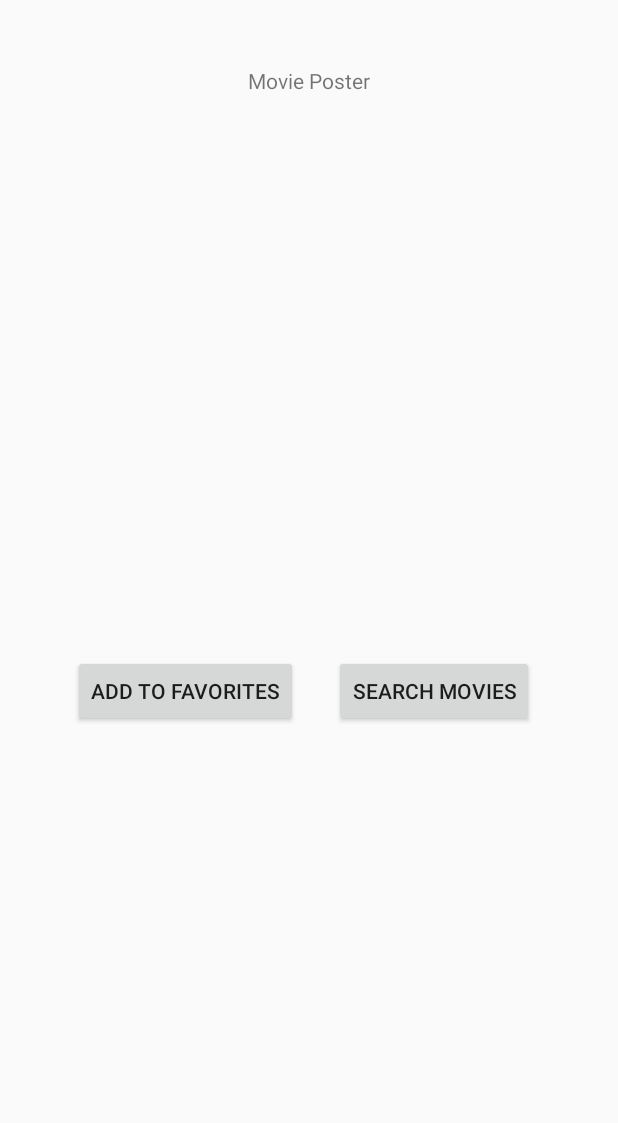
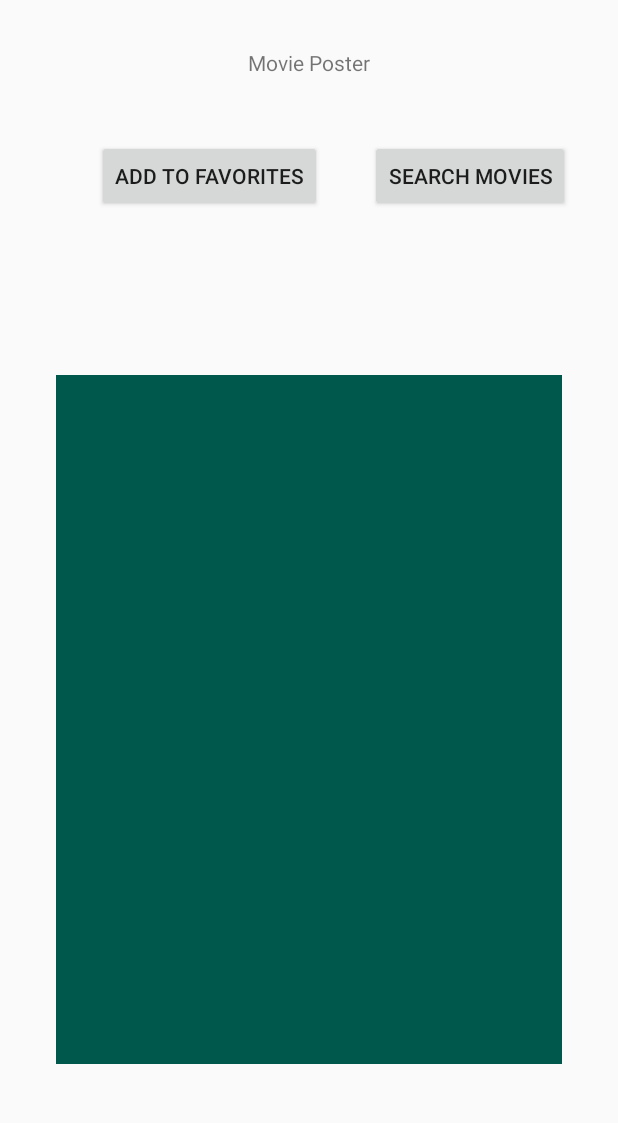
Before and after one commit to martindanielsanchez/Movile_Buffs, an Android app: the layout activity_movie_poster.xml on its own in the app's theme, with its tools: preview values and no code run, on a phone screen of 412 x 824 dp, the part 74-1197 px from its top. Run offline under Robolectric (Android 15) with nearby library versions, the phone set to English and light mode, and no system bars.

Commit message:
MoviePosterActivity now takes url from MovieDetailActivity and fills an ImageView with the selected movie's poster

```diff
--- a/app/build.gradle
+++ b/app/build.gradle
@@ -28,4 +28,5 @@ dependencies {
     androidTestImplementation 'androidx.test.ext:junit:1.1.0'
     androidTestImplementation 'androidx.test.espresso:espresso-core:3.1.1'
     implementation 'com.android.volley:volley:1.1.1'
+    implementation 'com.squareup.picasso:picasso:2.71828'
 }
--- a/app/src/main/java/com/example/movilebuffs/MoviePosterActivity.java
+++ b/app/src/main/java/com/example/movilebuffs/MoviePosterActivity.java
@@ -3,8 +3,17 @@ package com.example.movilebuffs;
 import androidx.appcompat.app.AppCompatActivity;
 
 import android.content.Intent;
+import android.graphics.Bitmap;
+import android.graphics.BitmapFactory;
 import android.os.Bundle;
 import android.view.View;
+import android.widget.ImageView;
+import android.widget.Toast;
+import com.squareup.picasso.Picasso;
+
+import java.io.IOException;
+import java.net.MalformedURLException;
+import java.net.URL;
 
 public class MoviePosterActivity extends AppCompatActivity {
 
@@ -12,6 +21,28 @@ public class MoviePosterActivity extends AppCompatActivity {
     protected void onCreate(Bundle savedInstanceState) {
         super.onCreate(savedInstanceState);
         setContentView(R.layout.activity_movie_poster);
+        Intent intent = getIntent();
+
+        ImageView imageView = (ImageView) findViewById(R.id.imageView);
+        String posterLink = intent.getStringExtra(MainActivity.EXTRA_MESSAGE); //get poster link
+
+        /*
+        URL url = null;
+        try {
+            url = new URL(posterLink);
+        } catch (MalformedURLException e) {
+            e.printStackTrace();
+        }
+        Bitmap bmp = null;
+        try {
+            bmp = BitmapFactory.decodeStream(url.openConnection().getInputStream());
+            imageView.setImageBitmap(bmp);
+        } catch (IOException e) {
+            e.printStackTrace();
+        }
+*/
+        Picasso.get().load(posterLink).into(imageView);
+        Toast.makeText(MoviePosterActivity.this, "Link: " + posterLink, Toast.LENGTH_LONG).show();
     }
 
     /**
@@ -20,6 +51,7 @@ public class MoviePosterActivity extends AppCompatActivity {
      * */
     public void searchMovies(View view) {
         Intent intent = new Intent(this, MovieListActivity.class);
+        //need to send user too
         startActivity(intent);
     }
 }
--- a/app/src/main/res/layout/activity_movie_poster.xml
+++ b/app/src/main/res/layout/activity_movie_poster.xml
@@ -23,47 +23,48 @@
         android:id="@+id/textView13"
         android:layout_width="wrap_content"
         android:layout_height="wrap_content"
-        android:layout_marginTop="44dp"
+        android:layout_marginTop="32dp"
         android:text="Movie Poster"
         app:layout_constraintEnd_toEndOf="parent"
         app:layout_constraintStart_toStartOf="parent"
         app:layout_constraintTop_toBottomOf="@+id/title4" />
 
-    <ScrollView
-        android:id="@+id/scrollView2"
-        android:layout_width="298dp"
-        android:layout_height="309dp"
-        android:layout_marginTop="32dp"
-        app:layout_constraintEnd_toEndOf="parent"
-        app:layout_constraintStart_toStartOf="parent"
-        app:layout_constraintTop_toBottomOf="@+id/textView13">
-
-        <LinearLayout
-            android:layout_width="match_parent"
-            android:layout_height="wrap_content"
-            android:orientation="vertical" />
-    </ScrollView>
-
     <Button
         android:id="@+id/button6"
         android:layout_width="wrap_content"
         android:layout_height="wrap_content"
-        android:layout_marginTop="32dp"
-        android:layout_marginEnd="24dp"
-        android:layout_marginRight="24dp"
+        android:layout_marginTop="42dp"
+        android:layout_marginEnd="32dp"
+        android:layout_marginRight="32dp"
         app:layout_constraintEnd_toStartOf="@+id/button7"
-        app:layout_constraintTop_toBottomOf="@+id/scrollView2"
+        app:layout_constraintTop_toBottomOf="@+id/textView13"
         tools:text="Add to Favorites" />
 
     <Button
         android:id="@+id/button7"
         android:layout_width="wrap_content"
         android:layout_height="wrap_content"
-        android:layout_marginTop="32dp"
-        android:layout_marginEnd="56dp"
-        android:layout_marginRight="56dp"
+        android:layout_marginTop="42dp"
+        android:layout_marginEnd="32dp"
+        android:layout_marginRight="32dp"
         android:onClick="searchMovies"
         android:text="Search Movies"
         app:layout_constraintEnd_toEndOf="parent"
-        app:layout_constraintTop_toBottomOf="@+id/scrollView2" />
+        app:layout_constraintTop_toBottomOf="@+id/textView13" />
+
+    <ImageView
+        android:id="@+id/imageView"
+        android:layout_width="337dp"
+        android:layout_height="459dp"
+        android:layout_marginStart="8dp"
+        android:layout_marginLeft="8dp"
+        android:layout_marginTop="51dp"
+        android:layout_marginEnd="8dp"
+        android:layout_marginRight="8dp"
+        android:layout_marginBottom="8dp"
+        app:layout_constraintBottom_toBottomOf="parent"
+        app:layout_constraintEnd_toEndOf="parent"
+        app:layout_constraintStart_toStartOf="parent"
+        app:layout_constraintTop_toBottomOf="@+id/button6"
+        app:srcCompat="?attr/actionModeSplitBackground" />
 </androidx.constraintlayout.widget.ConstraintLayout>
```
